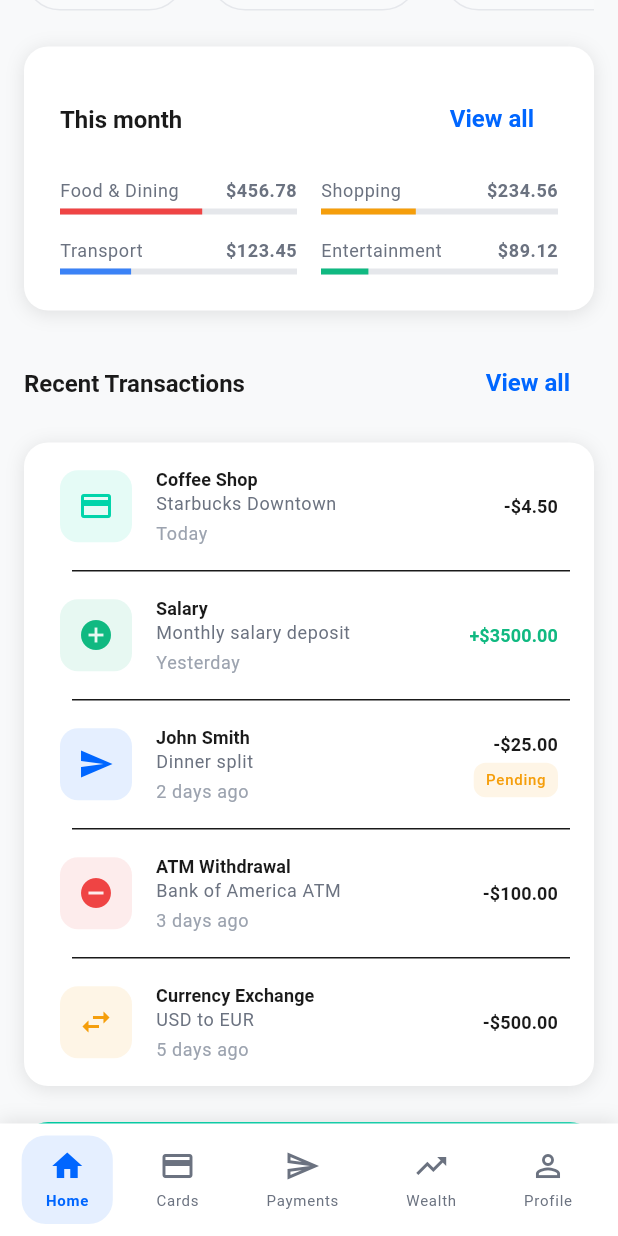
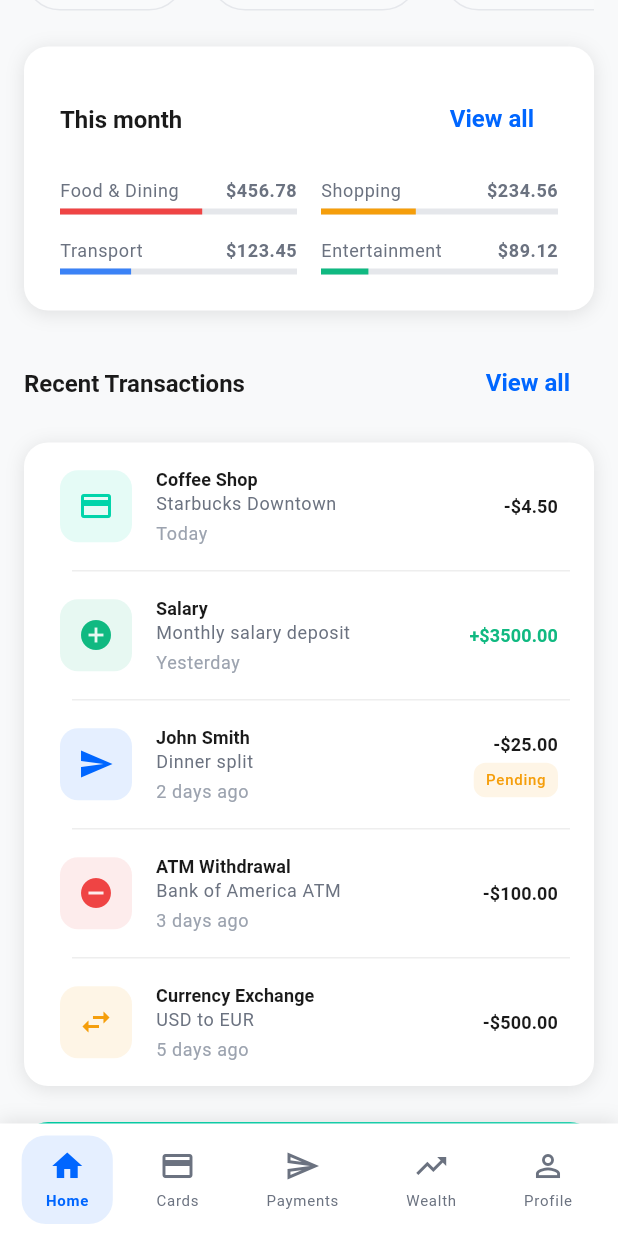
Before and after one commit to Edil-Ayehu/revolut-clone, a Flutter app: the DashboardPage screen opened by its route, scrolled down 576 dp, on a phone screen of 412 x 824 dp. Run offline on Flutter 3.47's test engine with Material 3 defaults, Android fonts, the phone set to English and light mode, and no system bars; our stand-ins replace go_router.

Commit message:
UI polish

```diff
--- a/lib/features/home/widgets/recent_transactions.dart
+++ b/lib/features/home/widgets/recent_transactions.dart
@@ -49,8 +49,9 @@ class RecentTransactions extends StatelessWidget {
             shrinkWrap: true,
             physics: const NeverScrollableScrollPhysics(),
             itemCount: transactions.length,
-            separatorBuilder: (context, index) => const Divider(
+            separatorBuilder: (context, index) => Divider(
               height: 1,
+              color: Colors.grey.shade200,
               indent: AppConstants.paddingXL,
               endIndent: AppConstants.paddingM,
             ),
```
